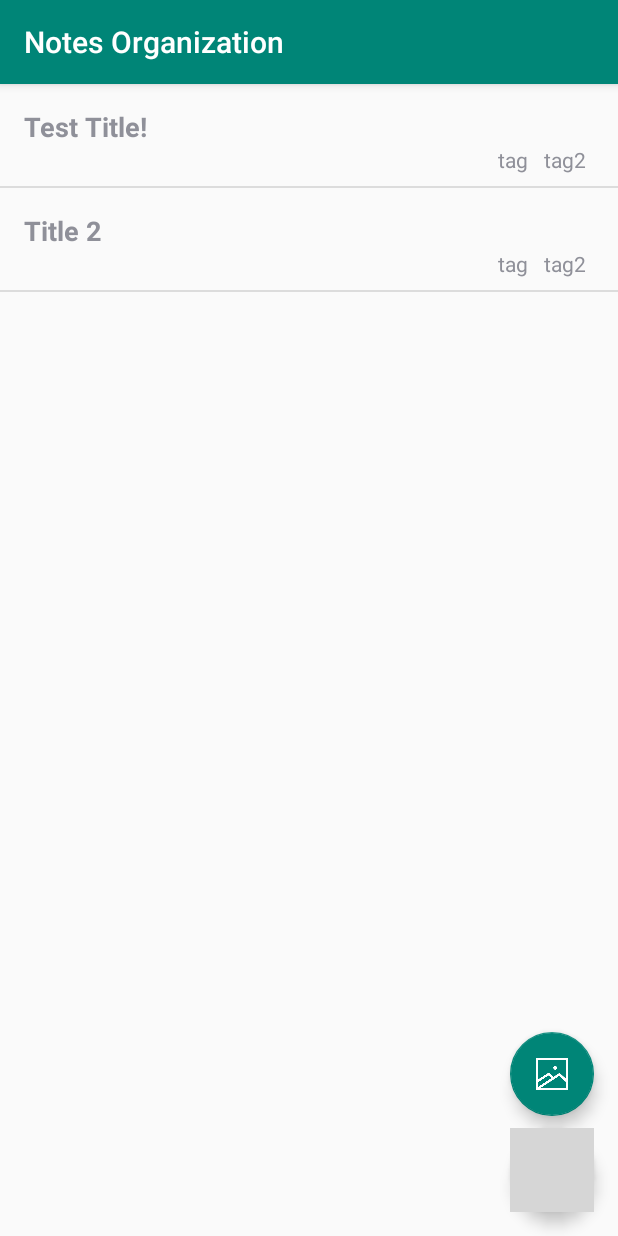
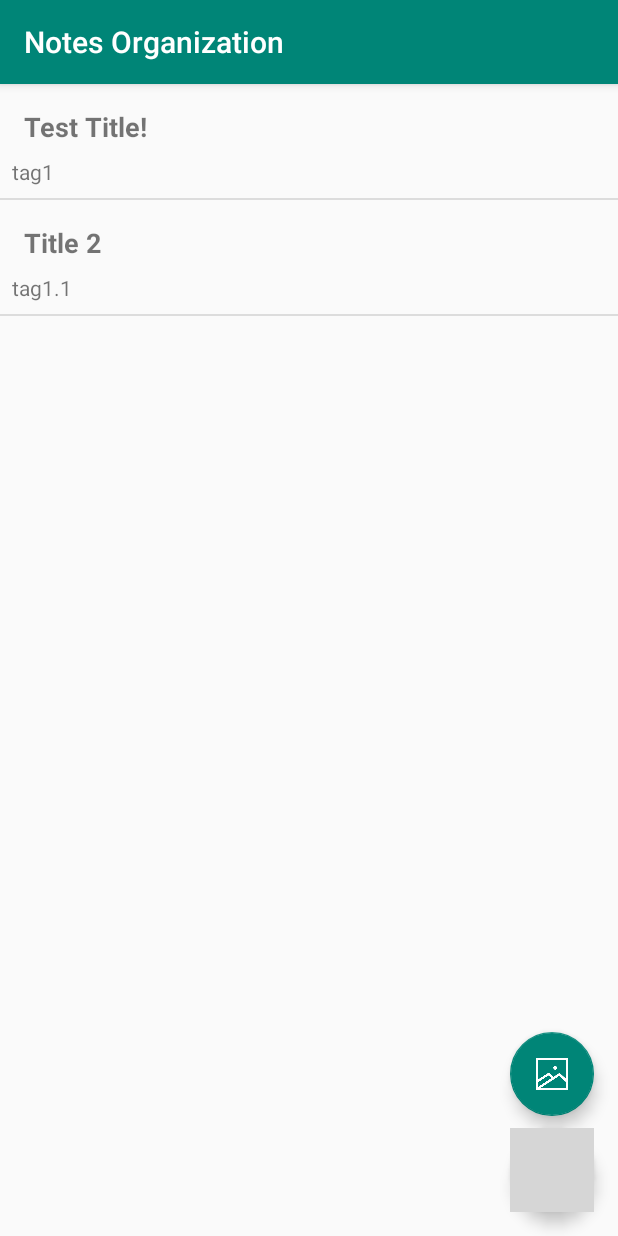
Before and after one commit to inayrus/FinalAppProject, an Android app: the screen it shows after launch (MainActivity), on a phone screen of 412 x 824 dp. Run offline under Robolectric (Android 15) with nearby library versions, the phone set to English and light mode, and no system bars; grey boxes are pictures that could not be loaded.

Commit message:
started with the recycle view for the tags

```diff
--- a/app/src/main/java/com/example/finalappproject/MainActivity.java
+++ b/app/src/main/java/com/example/finalappproject/MainActivity.java
@@ -6,6 +6,8 @@ import android.database.sqlite.SQLiteDatabase;
 import android.graphics.Color;
 import android.support.v7.app.AppCompatActivity;
 import android.os.Bundle;
+import android.support.v7.widget.LinearLayoutManager;
+import android.support.v7.widget.RecyclerView;
 import android.support.v7.widget.Toolbar;
 import android.view.View;
 import android.widget.AdapterView;
@@ -14,7 +16,7 @@ import android.widget.ListView;
 public class MainActivity extends AppCompatActivity {
 
     private NoteDatabase db;
-    private NoteAdapter adapter;
+    private NoteAdapter notesAdapter;
 
     @Override
     protected void onCreate(Bundle savedInstanceState) {
@@ -30,17 +32,15 @@ public class MainActivity extends AppCompatActivity {
         // select all notes from the database & set the NoteAdapter
         this.db = NoteDatabase.getInstance(getApplicationContext());
         Cursor cursor = db.selectAll();
-        this.adapter = new NoteAdapter(getApplicationContext(), cursor);
+        this.notesAdapter = new NoteAdapter(this, cursor);
 
         // set the adapter to the list
         ListView notesList = findViewById(R.id.notesList);
-        notesList.setAdapter(adapter);
+        notesList.setAdapter(notesAdapter);
 
         // set an list item listener
         ListItemClickListener listListener = new ListItemClickListener();
         notesList.setOnItemClickListener(listListener);
-
-        // make indiv note list layout
     }
 
     // when the user returns to this activity
@@ -106,6 +106,6 @@ public class MainActivity extends AppCompatActivity {
         Cursor newCursor = db.selectAll();
 
         // replace the cursor in the adapter
-        adapter.swapCursor(newCursor);
+        notesAdapter.swapCursor(newCursor);
     }
 }
--- a/app/src/main/java/com/example/finalappproject/Note.java
+++ b/app/src/main/java/com/example/finalappproject/Note.java
@@ -16,7 +16,7 @@ public class Note implements Serializable {
 
     // convert the string with tags to an array
     public ArrayList<String> getUpdatedArrayTags(String stringTags) {
-        this.arrayTags = (ArrayList<String>) Arrays.asList(stringTags.split(","));
+        this.arrayTags = new ArrayList<>(Arrays.asList(stringTags.split(",")));
         return arrayTags;
     }
 
--- a/app/src/main/java/com/example/finalappproject/NoteAdapter.java
+++ b/app/src/main/java/com/example/finalappproject/NoteAdapter.java
@@ -2,9 +2,13 @@ package com.example.finalappproject;
 
 import android.content.Context;
 import android.database.Cursor;
+import android.support.v7.widget.LinearLayoutManager;
+import android.support.v7.widget.RecyclerView;
 import android.view.View;
 import android.widget.ResourceCursorAdapter;
 import android.widget.TextView;
+
+import java.util.ArrayList;
 
 public class NoteAdapter extends ResourceCursorAdapter {
 
@@ -20,13 +24,36 @@ public class NoteAdapter extends ResourceCursorAdapter {
 
         // get the layout elements
         TextView titleView = view.findViewById(R.id.mainTitle);
-        TextView tagsView = view.findViewById(R.id.mainTags);
+        RecyclerView recyclerView = view.findViewById(R.id.mainTags);
 
         // get the value of the title
-        int columnIndex = cursor.getColumnIndex("Title");
-        String value = cursor.getString(columnIndex);
+        int titleIndex = cursor.getColumnIndex("Title");
+        String title = cursor.getString(titleIndex);
 
         // set the value to the titleView
-        titleView.setText(value);
+        titleView.setText(title);
+
+        // get the string with the tags
+        int tagsIndex = cursor.getColumnIndex("Tags");
+        String stringTags = cursor.getString(tagsIndex);
+
+        // if the note has tags
+        if (stringTags != null) {
+
+            // convert the string with tags to an ArrayList<String>
+            Note note = new Note();
+            ArrayList<String> arrayTags = note.getUpdatedArrayTags(stringTags);
+            System.out.println(arrayTags);
+
+            // set an adapter for the tags
+            LinearLayoutManager horizontalLLM =
+                    new LinearLayoutManager(context, LinearLayoutManager.HORIZONTAL,
+                            false);
+            recyclerView.setLayoutManager(horizontalLLM);
+            TagsAdapter tagsAdapter = new TagsAdapter(context, arrayTags);
+            recyclerView.setAdapter(tagsAdapter);
+        }
+
+
     }
 }
--- /dev/null
+++ b/app/src/main/java/com/example/finalappproject/TagsAdapter.java
@@ -0,0 +1,50 @@
+package com.example.finalappproject;
+
+import android.content.Context;
+import android.support.v7.widget.RecyclerView;
+import android.view.LayoutInflater;
+import android.view.View;
+import android.view.ViewGroup;
+import android.widget.TextView;
+
+import java.util.ArrayList;
+
+public class TagsAdapter extends RecyclerView.Adapter<TagsAdapter.ViewHolder> {
+
+    private ArrayList<String> tags;
+    private LayoutInflater inflater;
+
+    // the constructor
+    public TagsAdapter(Context context, ArrayList<String> tags) {
+        this.inflater = LayoutInflater.from(context);
+        this.tags = tags;
+    }
+
+    // inflates the item layout
+    @Override
+    public ViewHolder onCreateViewHolder(ViewGroup parent, int position) {
+        View view = inflater.inflate(R.layout.recyclerview_item, parent, false);
+        return new ViewHolder(view);
+    }
+
+    // binds the data to the itemview
+    @Override
+    public void onBindViewHolder(ViewHolder viewHolder, int position) {
+        String tag = tags.get(position);
+        viewHolder.tagView.setText(tag);
+    }
+
+    @Override
+    public int getItemCount() {
+        return tags.size();
+    }
+
+    public class ViewHolder extends RecyclerView.ViewHolder {
+        TextView tagView;
+
+        ViewHolder(View itemView) {
+            super(itemView);
+            tagView = itemView.findViewById(R.id.tagItem);
+        }
+    }
+}
--- a/app/src/main/res/layout/activity_note.xml
+++ b/app/src/main/res/layout/activity_note.xml
@@ -41,28 +41,11 @@
             android:padding="10dp"
             android:textSize="14sp" />
 
-        <HorizontalScrollView
+        <android.support.v7.widget.RecyclerView
+            android:id="@+id/rvTagsNote"
             android:layout_width="match_parent"
-            android:layout_height="wrap_content"
-            android:layout_gravity="bottom"
-            android:paddingStart="12dp"
-            android:paddingLeft="8dp"
-            android:paddingTop="8dp"
-            android:paddingBottom="12dp">
+            android:layout_height="wrap_content" />
 
-            <LinearLayout
-                android:layout_width="wrap_content"
-                android:layout_height="match_parent"
-                android:orientation="horizontal">
-
-                <TextView
-                    android:id="@+id/textView4"
-                    android:layout_width="wrap_content"
-                    android:layout_height="wrap_content"
-                    android:layout_weight="1"
-                    android:text="tag" />
-            </LinearLayout>
-        </HorizontalScrollView>
     </LinearLayout>
 
     <android.support.design.widget.FloatingActionButton
--- a/app/src/main/res/layout/list_note_item.xml
+++ b/app/src/main/res/layout/list_note_item.xml
@@ -14,32 +14,9 @@
         android:textSize="18dp"
         android:textStyle="bold" />
 
-    <LinearLayout
+    <android.support.v7.widget.RecyclerView
         android:id="@+id/mainTags"
-        android:layout_width="wrap_content"
-        android:layout_height="wrap_content"
-        android:layout_gravity="end"
-        android:layout_marginStart="16dp"
-        android:layout_marginEnd="16dp"
-        android:layout_marginBottom="8dp"
-        android:orientation="horizontal">
+        android:layout_width="match_parent"
+        android:layout_height="wrap_content" />
 
-        <TextView
-            android:id="@+id/textView2"
-            android:layout_width="wrap_content"
-            android:layout_height="wrap_content"
-            android:layout_marginStart="5dp"
-            android:layout_marginEnd="5dp"
-            android:layout_weight="1"
-            android:text="tag" />
-
-        <TextView
-            android:id="@+id/textView3"
-            android:layout_width="wrap_content"
-            android:layout_height="wrap_content"
-            android:layout_marginStart="5dp"
-            android:layout_marginEnd="5dp"
-            android:layout_weight="1"
-            android:text="tag2" />
-    </LinearLayout>
 </LinearLayout>
--- /dev/null
+++ b/app/src/main/res/layout/recyclerview_item.xml
@@ -0,0 +1,12 @@
+<?xml version="1.0" encoding="utf-8"?>
+<LinearLayout xmlns:android="http://schemas.android.com/apk/res/android"
+    android:orientation="vertical" android:layout_width="match_parent"
+    android:layout_height="match_parent">
+
+    <TextView
+        android:id="@+id/tagItem"
+        android:layout_width="wrap_content"
+        android:layout_height="wrap_content"
+        android:layout_margin="8dp"
+        android:text="TextView" />
+</LinearLayout>
```
Also changed, not shown: 1 other file.
